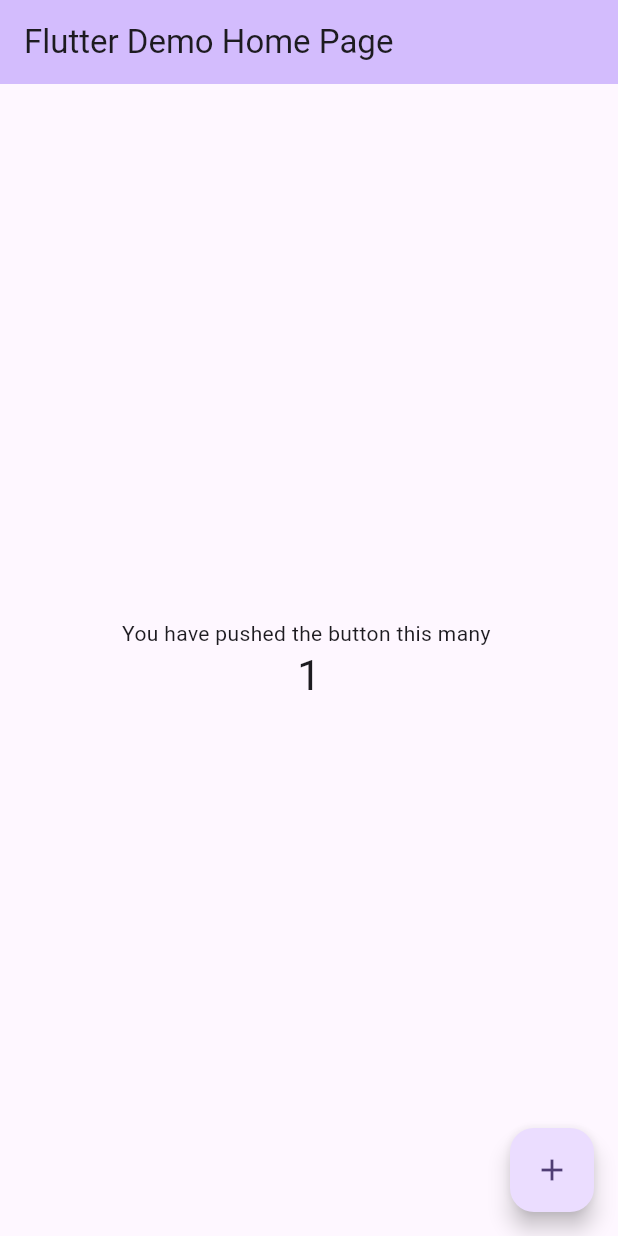
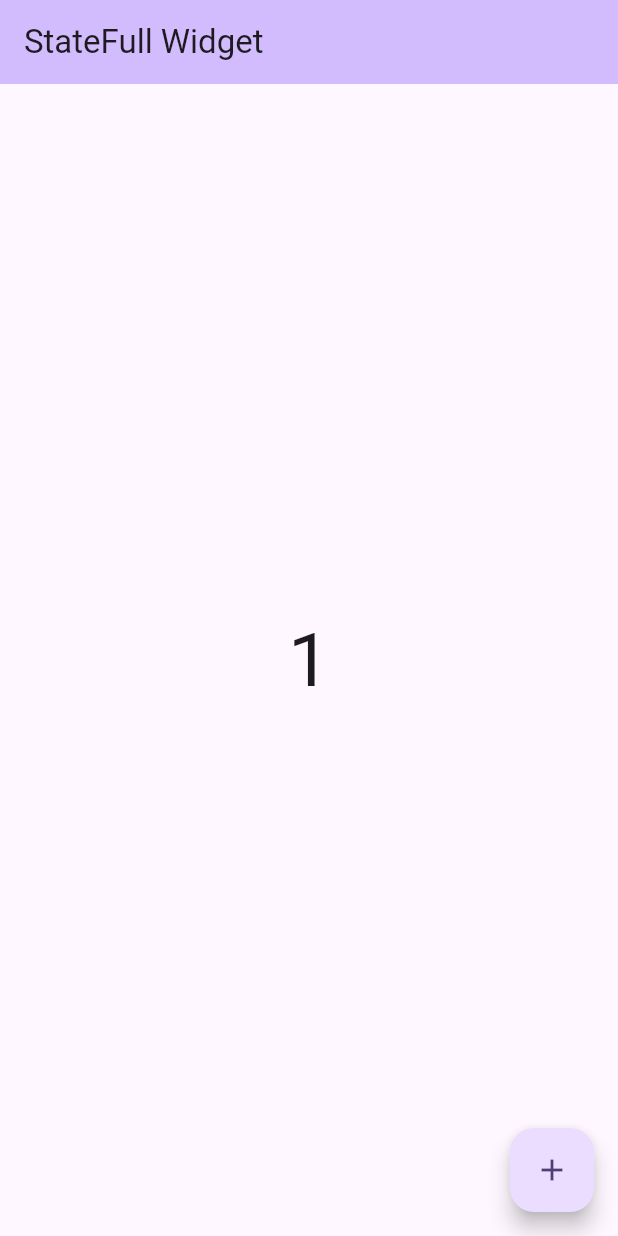
Before and after one commit to VinayTShetty/Flutter-Tutorials, a Flutter app: the screen it shows after launch, after a tap on the "add" icon, on a phone screen of 412 x 824 dp. Run offline on Flutter 3.47's test engine with Material 3 defaults, Android fonts, the phone set to English and light mode, and no system bars.

Commit message:
StateFull widget using setstate method. which will change the UI of the widget.

```diff
--- a/lib/main.dart
+++ b/lib/main.dart
@@ -1,4 +1,5 @@
 import 'package:flutter/material.dart';
+import 'package:statemanagement/screen/HomeScreen.dart';
 
 void main() {
   runApp(const MyApp());
@@ -15,55 +16,7 @@ class MyApp extends StatelessWidget {
         colorScheme: ColorScheme.fromSeed(seedColor: Colors.deepPurple),
         useMaterial3: true,
       ),
-      home: const MyHomePage(title: 'Flutter Demo Home Page'),
+      home: HomeScreen(),
     );
   }
 }
-
-class MyHomePage extends StatefulWidget {
-  const MyHomePage({super.key, required this.title});
-
-  final String title;
-
-  @override
-  State<MyHomePage> createState() => _MyHomePageState();
-}
-
-class _MyHomePageState extends State<MyHomePage> {
-  int _counter = 0;
-
-  void _incrementCounter() {
-    setState(() {
-      _counter++;
-    });
-  }
-
-  @override
-  Widget build(BuildContext context) {
-    return Scaffold(
-      appBar: AppBar(
-        backgroundColor: Theme.of(context).colorScheme.inversePrimary,
-        title: Text(widget.title),
-      ),
-      body: Center(
-        child: Column(
-          mainAxisAlignment: MainAxisAlignment.center,
-          children: <Widget>[
-            const Text(
-              'You have pushed the button this many ',
-            ),
-            Text(
-              '$_counter',
-              style: Theme.of(context).textTheme.headlineMedium,
-            ),
-          ],
-        ),
-      ),
-      floatingActionButton: FloatingActionButton(
-        onPressed: _incrementCounter,
-        tooltip: 'Increment',
-        child: const Icon(Icons.add),
-      ),
-    );
-  }
-}
--- /dev/null
+++ b/lib/screen/HomeScreen.dart
@@ -0,0 +1,41 @@
+import 'package:flutter/material.dart';
+
+class HomeScreen extends StatefulWidget {
+  const HomeScreen({super.key});
+
+  @override
+  State<HomeScreen> createState() => _HomeScreenState();
+}
+
+class _HomeScreenState extends State<HomeScreen> {
+  int x = 0;
+  @override
+  Widget build(BuildContext context) {
+    print("Build Widget");
+    return Scaffold(
+      appBar: AppBar(
+        backgroundColor: Theme.of(context).colorScheme.inversePrimary,
+        title: Text("StateFull Widget"),
+      ),
+      body: Column(
+        mainAxisAlignment: MainAxisAlignment.center,
+        children: [
+          Container(
+            child: Center(
+              child: Text(x.toString(), style: TextStyle(fontSize: 50)),
+            ),
+          )
+        ],
+      ),
+      floatingActionButton: FloatingActionButton(
+        onPressed: () {
+          setState(() {
+            x++;
+            print("FB Clicked " + x.toString());
+          });
+        },
+        child: Icon(Icons.add),
+      ),
+    );
+  }
+}
```
Also changed, not shown: 1 other file.
